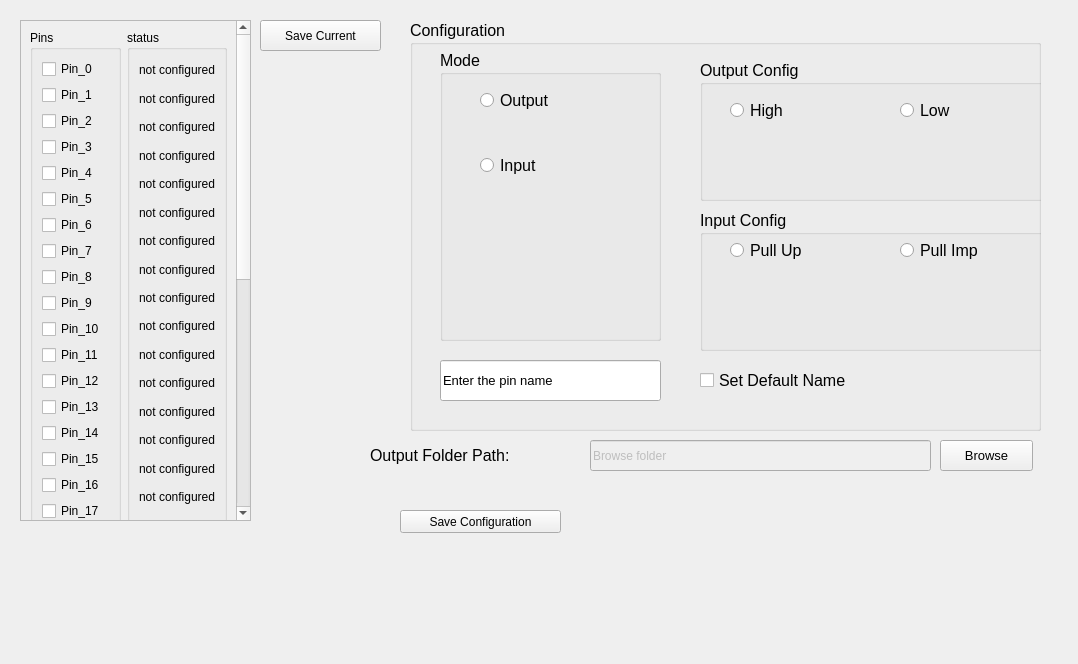
hananabilabd/DIO-Configuration-Tool, file DIO_config_Tool.ui: the form before one commit.
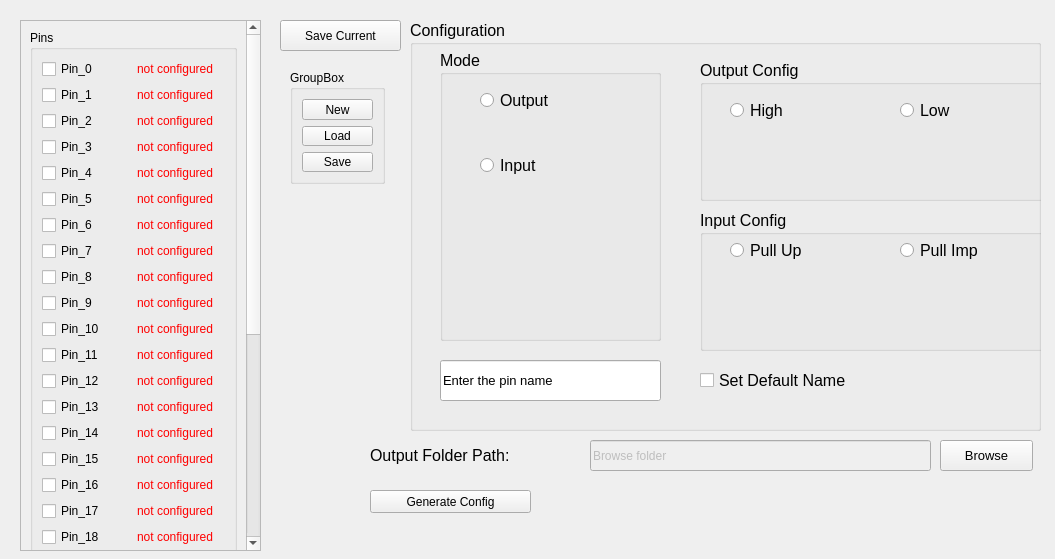
The form after the commit.

Commit message: finished 3 button new load save

```diff
--- a/DIO_config_Tool.ui
+++ b/DIO_config_Tool.ui
@@ -6,8 +6,8 @@
    <rect>
     <x>0</x>
     <y>0</y>
-    <width>1078</width>
-    <height>664</height>
+    <width>1055</width>
+    <height>559</height>
    </rect>
   </property>
   <property name="windowTitle">
@@ -122,22 +122,22 @@
     <property name="title">
      <string>Input Config</string>
     </property>
-    <widget class="QRadioButton" name="Pull_Up_button">
-     <property name="geometry">
-      <rect>
-       <x>200</x>
-       <y>30</y>
-       <width>131</width>
-       <height>20</height>
-      </rect>
-     </property>
-     <property name="text">
-      <string>Pull Imp</string>
-     </property>
-    </widget>
     <widget class="QRadioButton" name="Pull_Imp_button">
      <property name="geometry">
       <rect>
+       <x>200</x>
+       <y>30</y>
+       <width>131</width>
+       <height>20</height>
+      </rect>
+     </property>
+     <property name="text">
+      <string>Pull Imp</string>
+     </property>
+    </widget>
+    <widget class="QRadioButton" name="Pull_Up_button">
+     <property name="geometry">
+      <rect>
        <x>30</x>
        <y>30</y>
        <width>131</width>
@@ -215,7 +215,7 @@
     <string>Browse</string>
    </property>
   </widget>
-  <widget class="QLabel" name="label">
+  <widget class="QLabel" name="label_OuputFolderPath">
    <property name="geometry">
     <rect>
      <x>370</x>
@@ -238,7 +238,7 @@
   <widget class="QPushButton" name="pushButton_SaveCurrent">
    <property name="geometry">
     <rect>
-     <x>260</x>
+     <x>280</x>
      <y>20</y>
      <width>121</width>
      <height>31</height>
@@ -253,8 +253,8 @@
     <rect>
      <x>20</x>
      <y>20</y>
-     <width>231</width>
-     <height>501</height>
+     <width>241</width>
+     <height>531</height>
     </rect>
    </property>
    <property name="widgetResizable">
@@ -265,8 +265,8 @@
      <rect>
       <x>0</x>
       <y>0</y>
-      <width>279</width>
-      <height>1256</height>
+      <width>222</width>
+      <height>845</height>
      </rect>
     </property>
     <layout class="QHBoxLayout" name="horizontalLayout">
@@ -277,484 +277,743 @@
        </property>
        <layout class="QVBoxLayout" name="verticalLayout">
         <item>
-         <widget class="QCheckBox" name="checkBox">
+         <layout class="QHBoxLayout" name="horizontalLayout_2">
+          <item>
+           <widget class="QCheckBox" name="checkBox_0">
           <property name="text">
            <string>Pin_0</string>
           </property>
          </widget>
         </item>
         <item>
-         <widget class="QCheckBox" name="checkBox_2">
+           <widget class="QLabel" name="label_0">
+            <property name="styleSheet">
+             <string notr="true">QLabel{ color: rgb(255, 0, 0); }</string>
+            </property>
+            <property name="text">
+             <string>not configured</string>
+            </property>
+           </widget>
+          </item>
+         </layout>
+        </item>
+        <item>
+         <layout class="QHBoxLayout" name="horizontalLayout_3">
+          <item>
+           <widget class="QCheckBox" name="checkBox_1">
           <property name="text">
            <string>Pin_1</string>
           </property>
          </widget>
         </item>
         <item>
-         <widget class="QCheckBox" name="checkBox_3">
+           <widget class="QLabel" name="label_1">
+            <property name="styleSheet">
+             <string notr="true">QLabel{ color: rgb(255, 0, 0); }</string>
+            </property>
+            <property name="text">
+             <string>not configured</string>
+            </property>
+           </widget>
+          </item>
+         </layout>
+        </item>
+        <item>
+         <layout class="QHBoxLayout" name="horizontalLayout_4">
+          <item>
+           <widget class="QCheckBox" name="checkBox_2">
           <property name="text">
            <string>Pin_2</string>
           </property>
          </widget>
         </item>
         <item>
-         <widget class="QCheckBox" name="checkBox_4">
+           <widget class="QLabel" name="label_2">
+            <property name="styleSheet">
+             <string notr="true">QLabel{ color: rgb(255, 0, 0); }</string>
+            </property>
+            <property name="text">
+             <string>not configured</string>
+            </property>
+           </widget>
+          </item>
+         </layout>
+        </item>
+        <item>
+         <layout class="QHBoxLayout" name="horizontalLayout_5">
+          <item>
+           <widget class="QCheckBox" name="checkBox_3">
           <property name="text">
            <string>Pin_3</string>
           </property>
          </widget>
         </item>
         <item>
-         <widget class="QCheckBox" name="checkBox_8">
+           <widget class="QLabel" name="label_3">
+            <property name="styleSheet">
+             <string notr="true">QLabel{ color: rgb(255, 0, 0); }</string>
+            </property>
+            <property name="text">
+             <string>not configured</string>
+            </property>
+           </widget>
+          </item>
+         </layout>
+        </item>
+        <item>
+         <layout class="QHBoxLayout" name="horizontalLayout_6">
+          <item>
+           <widget class="QCheckBox" name="checkBox_4">
           <property name="text">
            <string>Pin_4</string>
           </property>
          </widget>
         </item>
         <item>
-         <widget class="QCheckBox" name="checkBox_6">
+           <widget class="QLabel" name="label_4">
+            <property name="styleSheet">
+             <string notr="true">QLabel{ color: rgb(255, 0, 0); }</string>
+            </property>
+            <property name="text">
+             <string>not configured</string>
+            </property>
+           </widget>
+          </item>
+         </layout>
+        </item>
+        <item>
+         <layout class="QHBoxLayout" name="horizontalLayout_7">
+          <item>
+           <widget class="QCheckBox" name="checkBox_5">
           <property name="text">
            <string>Pin_5</string>
           </property>
          </widget>
         </item>
         <item>
-         <widget class="QCheckBox" name="checkBox_7">
+           <widget class="QLabel" name="label_5">
+            <property name="styleSheet">
+             <string notr="true">QLabel{ color: rgb(255, 0, 0); }</string>
+            </property>
+            <property name="text">
+             <string>not configured</string>
+            </property>
+           </widget>
+          </item>
+         </layout>
+        </item>
+        <item>
+         <layout class="QHBoxLayout" name="horizontalLayout_8">
+          <item>
+           <widget class="QCheckBox" name="checkBox_6">
           <property name="text">
            <string>Pin_6</string>
           </property>
          </widget>
         </item>
         <item>
-         <widget class="QCheckBox" name="checkBox_5">
+           <widget class="QLabel" name="label_6">
+            <property name="styleSheet">
+             <string notr="true">QLabel{ color: rgb(255, 0, 0); }</string>
+            </property>
+            <property name="text">
+             <string>not configured</string>
+            </property>
+           </widget>
+          </item>
+         </layout>
+        </item>
+        <item>
+         <layout class="QHBoxLayout" name="horizontalLayout_9">
+          <item>
+           <widget class="QCheckBox" name="checkBox_7">
           <property name="text">
            <string>Pin_7</string>
           </property>
          </widget>
         </item>
         <item>
-         <widget class="QCheckBox" name="checkBox_12">
+           <widget class="QLabel" name="label_7">
+            <property name="styleSheet">
+             <string notr="true">QLabel{ color: rgb(255, 0, 0); }</string>
+            </property>
+            <property name="text">
+             <string>not configured</string>
+            </property>
+           </widget>
+          </item>
+         </layout>
+        </item>
+        <item>
+         <layout class="QHBoxLayout" name="horizontalLayout_10">
+          <item>
+           <widget class="QCheckBox" name="checkBox_8">
           <property name="text">
            <string>Pin_8</string>
           </property>
          </widget>
         </item>
         <item>
-         <widget class="QCheckBox" name="checkBox_10">
+           <widget class="QLabel" name="label_8">
+            <property name="styleSheet">
+             <string notr="true">QLabel{ color: rgb(255, 0, 0); }</string>
+            </property>
+            <property name="text">
+             <string>not configured</string>
+            </property>
+           </widget>
+          </item>
+         </layout>
+        </item>
+        <item>
+         <layout class="QHBoxLayout" name="horizontalLayout_11">
+          <item>
+           <widget class="QCheckBox" name="checkBox_9">
           <property name="text">
            <string>Pin_9</string>
           </property>
          </widget>
         </item>
         <item>
-         <widget class="QCheckBox" name="checkBox_11">
+           <widget class="QLabel" name="label_9">
+            <property name="styleSheet">
+             <string notr="true">QLabel{ color: rgb(255, 0, 0); }</string>
+            </property>
+            <property name="text">
+             <string>not configured</string>
+            </property>
+           </widget>
+          </item>
+         </layout>
+        </item>
+        <item>
+         <layout class="QHBoxLayout" name="horizontalLayout_12">
+          <item>
+           <widget class="QCheckBox" name="checkBox_10">
           <property name="text">
            <string>Pin_10</string>
           </property>
          </widget>
         </item>
         <item>
-         <widget class="QCheckBox" name="checkBox_9">
+           <widget class="QLabel" name="label_10">
+            <property name="styleSheet">
+             <string notr="true">QLabel{ color: rgb(255, 0, 0); }</string>
+            </property>
+            <property name="text">
+             <string>not configured</string>
+            </property>
+           </widget>
+          </item>
+         </layout>
+        </item>
+        <item>
+         <layout class="QHBoxLayout" name="horizontalLayout_13">
+          <item>
+           <widget class="QCheckBox" name="checkBox_11">
           <property name="text">
            <string>Pin_11</string>
           </property>
          </widget>
         </item>
         <item>
-         <widget class="QCheckBox" name="checkBox_16">
+           <widget class="QLabel" name="label_11">
+            <property name="styleSheet">
+             <string notr="true">QLabel{ color: rgb(255, 0, 0); }</string>
+            </property>
+            <property name="text">
+             <string>not configured</string>
+            </property>
+           </widget>
+          </item>
+         </layout>
+        </item>
+        <item>
+         <layout class="QHBoxLayout" name="horizontalLayout_14">
+          <item>
+           <widget class="QCheckBox" name="checkBox_12">
           <property name="text">
            <string>Pin_12</string>
           </property>
          </widget>
         </item>
         <item>
-         <widget class="QCheckBox" name="checkBox_14">
+           <widget class="QLabel" name="label_12">
+            <property name="styleSheet">
+             <string notr="true">QLabel{ color: rgb(255, 0, 0); }</string>
+            </property>
+            <property name="text">
+             <string>not configured</string>
+            </property>
+           </widget>
+          </item>
+         </layout>
+        </item>
+        <item>
+         <layout class="QHBoxLayout" name="horizontalLayout_15">
+          <item>
+           <widget class="QCheckBox" name="checkBox_13">
           <property name="text">
            <string>Pin_13</string>
           </property>
          </widget>
         </item>
         <item>
-         <widget class="QCheckBox" name="checkBox_15">
+           <widget class="QLabel" name="label_13">
+            <property name="styleSheet">
+             <string notr="true">QLabel{ color: rgb(255, 0, 0); }</string>
+            </property>
+            <property name="text">
+             <string>not configured</string>
+            </property>
+           </widget>
+          </item>
+         </layout>
+        </item>
+        <item>
+         <layout class="QHBoxLayout" name="horizontalLayout_16">
+          <item>
+           <widget class="QCheckBox" name="checkBox_14">
           <property name="text">
            <string>Pin_14</string>
           </property>
          </widget>
         </item>
         <item>
-         <widget class="QCheckBox" name="checkBox_13">
+           <widget class="QLabel" name="label_14">
+            <property name="styleSheet">
+             <string notr="true">QLabel{ color: rgb(255, 0, 0); }</string>
+            </property>
+            <property name="text">
+             <string>not configured</string>
+            </property>
+           </widget>
+          </item>
+         </layout>
+        </item>
+        <item>
+         <layout class="QHBoxLayout" name="horizontalLayout_17">
+          <item>
+           <widget class="QCheckBox" name="checkBox_15">
           <property name="text">
            <string>Pin_15</string>
           </property>
          </widget>
         </item>
         <item>
-         <widget class="QCheckBox" name="checkBox_20">
+           <widget class="QLabel" name="label_15">
+            <property name="styleSheet">
+             <string notr="true">QLabel{ color: rgb(255, 0, 0); }</string>
+            </property>
+            <property name="text">
+             <string>not configured</string>
+            </property>
+           </widget>
+          </item>
+         </layout>
+        </item>
+        <item>
+         <layout class="QHBoxLayout" name="horizontalLayout_18">
+          <item>
+           <widget class="QCheckBox" name="checkBox_16">
           <property name="text">
            <string>Pin_16</string>
           </property>
          </widget>
         </item>
         <item>
-         <widget class="QCheckBox" name="checkBox_18">
+           <widget class="QLabel" name="label_16">
+            <property name="styleSheet">
+             <string notr="true">QLabel{ color: rgb(255, 0, 0); }</string>
+            </property>
+            <property name="text">
+             <string>not configured</string>
+            </property>
+           </widget>
+          </item>
+         </layout>
+        </item>
+        <item>
+         <layout class="QHBoxLayout" name="horizontalLayout_19">
+          <item>
+           <widget class="QCheckBox" name="checkBox_17">
           <property name="text">
            <string>Pin_17</string>
           </property>
          </widget>
         </item>
         <item>
-         <widget class="QCheckBox" name="checkBox_19">
+           <widget class="QLabel" name="label_17">
+            <property name="styleSheet">
+             <string notr="true">QLabel{ color: rgb(255, 0, 0); }</string>
+            </property>
+            <property name="text">
+             <string>not configured</string>
+            </property>
+           </widget>
+          </item>
+         </layout>
+        </item>
+        <item>
+         <layout class="QHBoxLayout" name="horizontalLayout_20">
+          <item>
+           <widget class="QCheckBox" name="checkBox_18">
           <property name="text">
            <string>Pin_18</string>
           </property>
          </widget>
         </item>
         <item>
-         <widget class="QCheckBox" name="checkBox_23">
+           <widget class="QLabel" name="label_18">
+            <property name="styleSheet">
+             <string notr="true">QLabel{ color: rgb(255, 0, 0); }</string>
+            </property>
+            <property name="text">
+             <string>not configured</string>
+            </property>
+           </widget>
+          </item>
+         </layout>
+        </item>
+        <item>
+         <layout class="QHBoxLayout" name="horizontalLayout_21">
+          <item>
+           <widget class="QCheckBox" name="checkBox_19">
           <property name="text">
            <string>Pin_19</string>
           </property>
          </widget>
         </item>
         <item>
-         <widget class="QCheckBox" name="checkBox_21">
+           <widget class="QLabel" name="label_19">
+            <property name="styleSheet">
+             <string notr="true">QLabel{ color: rgb(255, 0, 0); }</string>
+            </property>
+            <property name="text">
+             <string>not configured</string>
+            </property>
+           </widget>
+          </item>
+         </layout>
+        </item>
+        <item>
+         <layout class="QHBoxLayout" name="horizontalLayout_22">
+          <item>
+           <widget class="QCheckBox" name="checkBox_20">
           <property name="text">
            <string>Pin_20</string>
           </property>
          </widget>
         </item>
         <item>
-         <widget class="QCheckBox" name="checkBox_22">
+           <widget class="QLabel" name="label_20">
+            <property name="styleSheet">
+             <string notr="true">QLabel{ color: rgb(255, 0, 0); }</string>
+            </property>
+            <property name="text">
+             <string>not configured</string>
+            </property>
+           </widget>
+          </item>
+         </layout>
+        </item>
+        <item>
+         <layout class="QHBoxLayout" name="horizontalLayout_23">
+          <item>
+           <widget class="QCheckBox" name="checkBox_21">
           <property name="text">
            <string>Pin_21</string>
           </property>
          </widget>
         </item>
         <item>
-         <widget class="QCheckBox" name="checkBox_17">
+           <widget class="QLabel" name="label_21">
+            <property name="styleSheet">
+             <string notr="true">QLabel{ color: rgb(255, 0, 0); }</string>
+            </property>
+            <property name="text">
+             <string>not configured</string>
+            </property>
+           </widget>
+          </item>
+         </layout>
+        </item>
+        <item>
+         <layout class="QHBoxLayout" name="horizontalLayout_24">
+          <item>
+           <widget class="QCheckBox" name="checkBox_22">
           <property name="text">
            <string>Pin_22</string>
           </property>
          </widget>
         </item>
         <item>
-         <widget class="QCheckBox" name="checkBox_27">
+           <widget class="QLabel" name="label_22">
+            <property name="styleSheet">
+             <string notr="true">QLabel{ color: rgb(255, 0, 0); }</string>
+            </property>
+            <property name="text">
+             <string>not configured</string>
+            </property>
+           </widget>
+          </item>
+         </layout>
+        </item>
+        <item>
+         <layout class="QHBoxLayout" name="horizontalLayout_25">
+          <item>
+           <widget class="QCheckBox" name="checkBox_23">
           <property name="text">
            <string>Pin_23</string>
           </property>
          </widget>
         </item>
         <item>
-         <widget class="QCheckBox" name="checkBox_25">
+           <widget class="QLabel" name="label_23">
+            <property name="styleSheet">
+             <string notr="true">QLabel{ color: rgb(255, 0, 0); }</string>
+            </property>
+            <property name="text">
+             <string>not configured</string>
+            </property>
+           </widget>
+          </item>
+         </layout>
+        </item>
+        <item>
+         <layout class="QHBoxLayout" name="horizontalLayout_26">
+          <item>
+           <widget class="QCheckBox" name="checkBox_24">
           <property name="text">
            <string>Pin_24</string>
           </property>
          </widget>
         </item>
         <item>
-         <widget class="QCheckBox" name="checkBox_26">
+           <widget class="QLabel" name="label_24">
+            <property name="styleSheet">
+             <string notr="true">QLabel{ color: rgb(255, 0, 0); }</string>
+            </property>
+            <property name="text">
+             <string>not configured</string>
+            </property>
+           </widget>
+          </item>
+         </layout>
+        </item>
+        <item>
+         <layout class="QHBoxLayout" name="horizontalLayout_27">
+          <item>
+           <widget class="QCheckBox" name="checkBox_25">
           <property name="text">
            <string>Pin_25</string>
           </property>
          </widget>
         </item>
         <item>
-         <widget class="QCheckBox" name="checkBox_24">
+           <widget class="QLabel" name="label_25">
+            <property name="styleSheet">
+             <string notr="true">QLabel{ color: rgb(255, 0, 0); }</string>
+            </property>
+            <property name="text">
+             <string>not configured</string>
+            </property>
+           </widget>
+          </item>
+         </layout>
+        </item>
+        <item>
+         <layout class="QHBoxLayout" name="horizontalLayout_28">
+          <item>
+           <widget class="QCheckBox" name="checkBox_26">
           <property name="text">
            <string>Pin_26</string>
           </property>
          </widget>
         </item>
         <item>
-         <widget class="QCheckBox" name="checkBox_31">
+           <widget class="QLabel" name="label_26">
+            <property name="styleSheet">
+             <string notr="true">QLabel{ color: rgb(255, 0, 0); }</string>
+            </property>
           <property name="text">
-           <string>Pin_27</string>
+             <string>not configured</string>
           </property>
          </widget>
         </item>
+         </layout>
+        </item>
         <item>
-         <widget class="QCheckBox" name="checkBox_29">
+         <layout class="QHBoxLayout" name="horizontalLayout_29">
+          <item>
+           <widget class="QCheckBox" name="checkBox_27">
           <property name="text">
-           <string>Pin_28</string>
+             <string>Pin_27</string>
           </property>
          </widget>
         </item>
         <item>
-         <widget class="QCheckBox" name="checkBox_30">
+           <widget class="QLabel" name="label_27">
+            <property name="styleSheet">
+             <string notr="true">QLabel{ color: rgb(255, 0, 0); }</string>
+            </property>
           <property name="text">
-           <string>Pin_27</string>
+             <string>not configured</string>
           </property>
          </widget>
         </item>
+         </layout>
+        </item>
+        <item>
+         <layout class="QHBoxLayout" name="horizontalLayout_30">
         <item>
          <widget class="QCheckBox" name="checkBox_28">
           <property name="text">
-           <string>Pin_27</string>
-          </property>
-         </widget>
-        </item>
-        <item>
-         <widget class="QCheckBox" name="checkBox_35">
-          <property name="text">
            <string>Pin_28</string>
           </property>
          </widget>
         </item>
         <item>
-         <widget class="QCheckBox" name="checkBox_33">
+           <widget class="QLabel" name="label_28">
+            <property name="styleSheet">
+             <string notr="true">QLabel{ color: rgb(255, 0, 0); }</string>
+            </property>
+            <property name="text">
+             <string>not configured</string>
+            </property>
+           </widget>
+          </item>
+         </layout>
+        </item>
+        <item>
+         <layout class="QHBoxLayout" name="horizontalLayout_31">
+          <item>
+           <widget class="QCheckBox" name="checkBox_29">
           <property name="text">
            <string>Pin_29</string>
           </property>
          </widget>
         </item>
         <item>
-         <widget class="QCheckBox" name="checkBox_34">
+           <widget class="QLabel" name="label_29">
+            <property name="styleSheet">
+             <string notr="true">QLabel{ color: rgb(255, 0, 0); }</string>
+            </property>
+            <property name="text">
+             <string>not configured</string>
+            </property>
+           </widget>
+          </item>
+         </layout>
+        </item>
+        <item>
+         <layout class="QHBoxLayout" name="horizontalLayout_33">
+          <item>
+           <widget class="QCheckBox" name="checkBox_30">
           <property name="text">
            <string>Pin_30</string>
           </property>
          </widget>
         </item>
         <item>
-         <widget class="QCheckBox" name="checkBox_32">
+           <widget class="QLabel" name="label_30">
+            <property name="styleSheet">
+             <string notr="true">QLabel{ color: rgb(255, 0, 0); }</string>
+            </property>
+            <property name="text">
+             <string>not configured</string>
+            </property>
+           </widget>
+          </item>
+         </layout>
+        </item>
+        <item>
+         <layout class="QHBoxLayout" name="horizontalLayout_32">
+          <item>
+           <widget class="QCheckBox" name="checkBox_31">
           <property name="text">
            <string>Pin_31</string>
           </property>
          </widget>
         </item>
-       </layout>
-      </widget>
-     </item>
      <item>
-      <widget class="QGroupBox" name="groupBox">
-       <property name="title">
-        <string>status</string>
-       </property>
-       <layout class="QVBoxLayout" name="verticalLayout_3">
-        <item>
-         <widget class="QLabel" name="label_43">
+           <widget class="QLabel" name="label_31">
+            <property name="styleSheet">
+             <string notr="true">QLabel{ color: rgb(255, 0, 0); }</string>
+            </property>
           <property name="text">
            <string>not configured</string>
           </property>
          </widget>
         </item>
-        <item>
-         <widget class="QLabel" name="label_56">
-          <property name="text">
-           <string>not configured</string>
-          </property>
-         </widget>
+         </layout>
         </item>
-        <item>
-         <widget class="QLabel" name="label_37">
-          <property name="text">
-           <string>not configured</string>
-          </property>
-         </widget>
-        </item>
-        <item>
-         <widget class="QLabel" name="label_63">
-          <property name="text">
-           <string>not configured</string>
-          </property>
-         </widget>
-        </item>
-        <item>
-         <widget class="QLabel" name="label_53">
-          <property name="text">
-           <string>not configured</string>
-          </property>
-         </widget>
-        </item>
-        <item>
-         <widget class="QLabel" name="label_34">
-          <property name="text">
-           <string>not configured</string>
-          </property>
-         </widget>
-        </item>
-        <item>
-         <widget class="QLabel" name="label_42">
-          <property name="text">
-           <string>not configured</string>
-          </property>
-         </widget>
-        </item>
-        <item>
-         <widget class="QLabel" name="label_52">
-          <property name="text">
-           <string>not configured</string>
-          </property>
-         </widget>
-        </item>
-        <item>
-         <widget class="QLabel" name="label_39">
-          <property name="text">
-           <string>not configured</string>
-          </property>
-         </widget>
-        </item>
-        <item>
-         <widget class="QLabel" name="label_61">
-          <property name="text">
-           <string>not configured</string>
-          </property>
-         </widget>
-        </item>
-        <item>
-         <widget class="QLabel" name="label_46">
-          <property name="text">
-           <string>not configured</string>
-          </property>
-         </widget>
-        </item>
-        <item>
-         <widget class="QLabel" name="label_48">
-          <property name="text">
-           <string>not configured</string>
-          </property>
-         </widget>
-        </item>
-        <item>
-         <widget class="QLabel" name="label_40">
-          <property name="text">
-           <string>not configured</string>
-          </property>
-         </widget>
-        </item>
-        <item>
-         <widget class="QLabel" name="label_38">
-          <property name="text">
-           <string>not configured</string>
-          </property>
-         </widget>
-        </item>
-        <item>
-         <widget class="QLabel" name="label_35">
-          <property name="text">
-           <string>not configured</string>
-          </property>
-         </widget>
-        </item>
-        <item>
-         <widget class="QLabel" name="label_32">
-          <property name="text">
-           <string>not configured</string>
-          </property>
-         </widget>
-        </item>
-        <item>
-         <widget class="QLabel" name="label_57">
-          <property name="text">
-           <string>not configured</string>
-          </property>
-         </widget>
-        </item>
-        <item>
-         <widget class="QLabel" name="label_50">
-          <property name="text">
-           <string>not configured</string>
-          </property>
-         </widget>
-        </item>
-        <item>
-         <widget class="QLabel" name="label_47">
-          <property name="text">
-           <string>not configured</string>
-          </property>
-         </widget>
-        </item>
-        <item>
-         <widget class="QLabel" name="label_54">
-          <property name="text">
-           <string>not configured</string>
-          </property>
-         </widget>
-        </item>
-        <item>
-         <widget class="QLabel" name="label_60">
-          <property name="text">
-           <string>not configured</string>
-          </property>
-         </widget>
-        </item>
-        <item>
-         <widget class="QLabel" name="label_59">
-          <property name="text">
-           <string>not configured</string>
-          </property>
-         </widget>
-        </item>
-        <item>
-         <widget class="QLabel" name="label_33">
-          <property name="text">
-           <string>not configured</string>
-          </property>
-         </widget>
-        </item>
-        <item>
-         <widget class="QLabel" name="label_45">
-          <property name="text">
-           <string>not configured</string>
-          </property>
-         </widget>
-        </item>
-        <item>
-         <widget class="QLabel" name="label_36">
-          <property name="text">
-           <string>not configured</string>
-          </property>
-         </widget>
-        </item>
-        <item>
-         <widget class="QLabel" name="label_51">
-          <property name="text">
-           <string>not configured</string>
-          </property>
-         </widget>
-        </item>
-        <item>
-         <widget class="QLabel" name="label_62">
-          <property name="text">
-           <string>not configured</string>
-          </property>
-         </widget>
-        </item>
-        <item>
-         <widget class="QLabel" name="label_49">
-          <property name="text">
-           <string>not configured</string>
-          </property>
-         </widget>
-        </item>
-        <item>
-         <widget class="QLabel" name="label_55">
-          <property name="text">
-           <string>not configured</string>
-          </property>
-         </widget>
-        </item>
-        <item>
-         <widget class="QLabel" name="label_41">
-          <property name="text">
-           <string>not configured</string>
-          </property>
-         </widget>
-        </item>
-        <item>
-         <widget class="QLabel" name="label_58">
-          <property name="text">
-           <string>not configured</string>
-          </property>
-         </widget>
-        </item>
-        <item>
-         <widget class="QLabel" name="label_44">
-          <property name="text">
-           <string>not configured</string>
-          </property>
-         </widget>
-        </item>
        </layout>
+       <zorder>checkBox_0</zorder>
+       <zorder>checkBox_1</zorder>
+       <zorder>checkBox_2</zorder>
+       <zorder>checkBox_3</zorder>
+       <zorder>checkBox_4</zorder>
+       <zorder>checkBox_5</zorder>
+       <zorder>checkBox_6</zorder>
+       <zorder>checkBox_7</zorder>
+       <zorder>checkBox_8</zorder>
+       <zorder>checkBox_9</zorder>
+       <zorder>checkBox_10</zorder>
+       <zorder>checkBox_11</zorder>
+       <zorder>checkBox_12</zorder>
+       <zorder>checkBox_13</zorder>
+       <zorder>checkBox_14</zorder>
+       <zorder>checkBox_15</zorder>
+       <zorder>checkBox_16</zorder>
+       <zorder>checkBox_17</zorder>
+       <zorder>checkBox_18</zorder>
+       <zorder>checkBox_19</zorder>
+       <zorder>checkBox_20</zorder>
+       <zorder>checkBox_21</zorder>
+       <zorder>checkBox_22</zorder>
+       <zorder>checkBox_23</zorder>
+       <zorder>checkBox_24</zorder>
+       <zorder>checkBox_25</zorder>
+       <zorder>checkBox_26</zorder>
+       <zorder>checkBox_27</zorder>
+       <zorder>checkBox_28</zorder>
+       <zorder>checkBox_300</zorder>
+       <zorder>checkBox_30</zorder>
+       <zorder>checkBox_31</zorder>
+       <zorder>label_0</zorder>
+       <zorder>label_1</zorder>
+       <zorder>label_2</zorder>
+       <zorder>label_3</zorder>
+       <zorder>label_4</zorder>
+       <zorder>label_5</zorder>
+       <zorder>label_6</zorder>
+       <zorder>label_7</zorder>
+       <zorder>label_8</zorder>
+       <zorder>label_9</zorder>
+       <zorder>label_10</zorder>
+       <zorder>label_11</zorder>
+       <zorder>label_12</zorder>
+       <zorder>label_13</zorder>
+       <zorder>label_14</zorder>
+       <zorder>label_15</zorder>
+       <zorder>label_16</zorder>
+       <zorder>label_17</zorder>
+       <zorder>label_18</zorder>
+       <zorder>label_19</zorder>
+       <zorder>label_20</zorder>
+       <zorder>label_22</zorder>
+       <zorder>label_21</zorder>
+       <zorder>label_23</zorder>
+       <zorder>label_24</zorder>
+       <zorder>label_25</zorder>
+       <zorder>label_26</zorder>
+       <zorder>label_27</zorder>
+       <zorder>label_28</zorder>
+       <zorder>label_29</zorder>
+       <zorder>label_30</zorder>
+       <zorder>label_31</zorder>
+       <zorder>label_30</zorder>
       </widget>
      </item>
     </layout>
@@ -763,8 +1022,8 @@
   <widget class="QLabel" name="label_image">
    <property name="geometry">
     <rect>
-     <x>260</x>
-     <y>160</y>
+     <x>280</x>
+     <y>290</y>
      <width>91</width>
      <height>131</height>
     </rect>
@@ -776,16 +1035,52 @@
   <widget class="QPushButton" name="pushButton_FinalSave">
    <property name="geometry">
     <rect>
-     <x>400</x>
-     <y>510</y>
+     <x>370</x>
+     <y>490</y>
      <width>161</width>
      <height>23</height>
     </rect>
    </property>
    <property name="text">
-    <string>Save Configuration</string>
+    <string>Generate Config</string>
    </property>
   </widget>
+  <widget class="QGroupBox" name="groupBox_2">
+   <property name="geometry">
+    <rect>
+     <x>290</x>
+     <y>70</y>
+     <width>95</width>
+     <height>114</height>
+    </rect>
+   </property>
+   <property name="title">
+    <string>GroupBox</string>
+   </property>
+   <layout class="QVBoxLayout" name="verticalLayout_2">
+    <item>
+     <widget class="QPushButton" name="pushButton_new">
+      <property name="text">
+       <string>New</string>
+      </property>
+     </widget>
+    </item>
+    <item>
+     <widget class="QPushButton" name="pushButton_load">
+      <property name="text">
+       <string>Load</string>
+      </property>
+     </widget>
+    </item>
+    <item>
+     <widget class="QPushButton" name="pushButton_save">
+      <property name="text">
+       <string>Save</string>
+      </property>
+     </widget>
+    </item>
+   </layout>
+  </widget>
  </widget>
  <resources/>
  <connections>
```
Left out of the diff: 32 changed lines with no effect on the pictures. Lines whose indentation alone changed are shown as unchanged. The commit also changes 3 other files.
